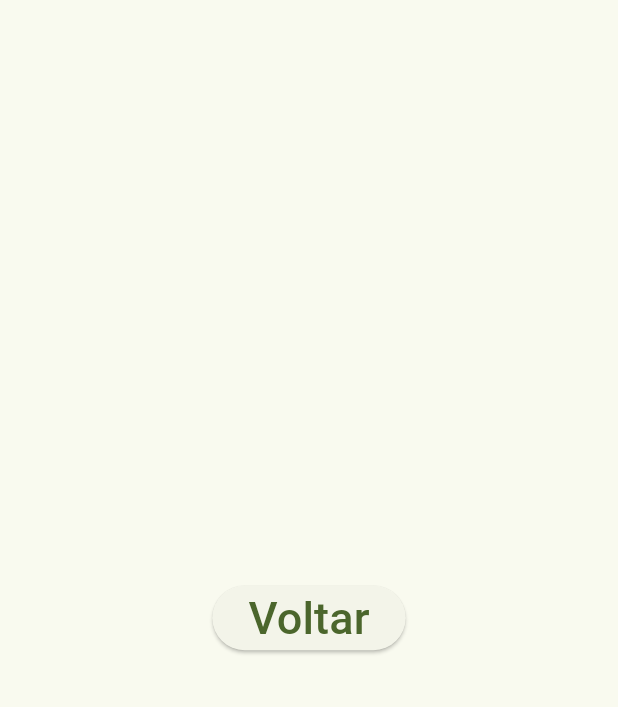
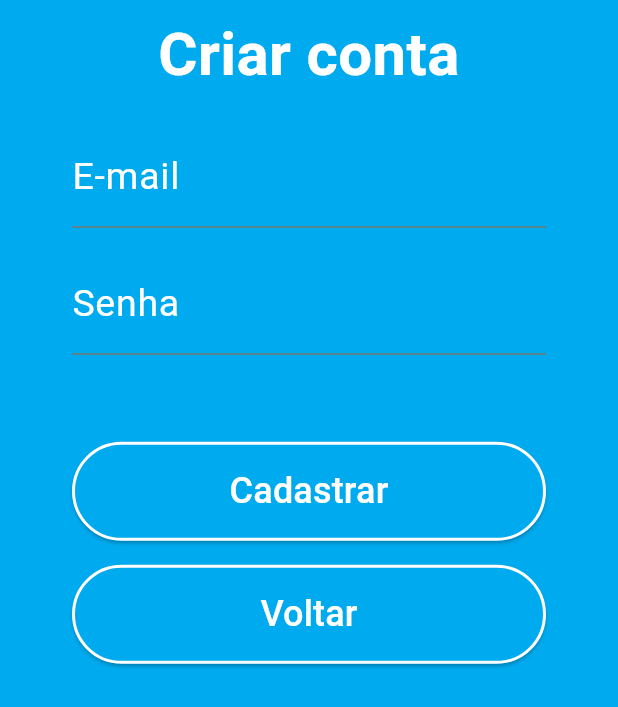
Before and after one commit to JulioAltenhofen/projeto_casa_arduino, a Flutter app: the Signup screen opened by its route, on a phone screen of 412 x 824 dp. Shown: the top 707 px of the screen. Run offline on Flutter 3.47's test engine with Material 2 defaults, Android fonts, the phone set to English and light mode, and no system bars.

Commit message:
Tela de login

```diff
--- a/lib/login.dart
+++ b/lib/login.dart
@@ -15,9 +15,9 @@ class Login extends StatelessWidget {
           mainAxisAlignment: MainAxisAlignment.center,
           children: [
             Padding(
-              padding: EdgeInsets.only(bottom: 48),
+              padding: EdgeInsets.only(bottom: 10),
               child: Text(
-                "Fazer Login",
+                "Fazer login",
                 textAlign: TextAlign.center,
                 style: TextStyle(
                   color: Colors.white,
@@ -30,7 +30,6 @@ class Login extends StatelessWidget {
               padding:
                   const EdgeInsets.symmetric(vertical: 8.0, horizontal: 40.0),
               child: TextField(
-                autofocus: true,
                 keyboardType: TextInputType.text,
                 style: TextStyle(color: Colors.white, fontSize: 20),
                 decoration: InputDecoration(
@@ -42,9 +41,8 @@ class Login extends StatelessWidget {
               ),
             ),
             Padding(
-              padding: const EdgeInsets.fromLTRB(40, 8, 40, 75),
+              padding: const EdgeInsets.fromLTRB(40, 8, 40, 50),
               child: TextField(
-                autofocus: true,
                 keyboardType: TextInputType.text,
                 obscureText: true,
                 style: TextStyle(
@@ -64,7 +62,7 @@ class Login extends StatelessWidget {
                   const EdgeInsets.symmetric(vertical: 8.0, horizontal: 40.0),
               child: ElevatedButton(
                 style: ElevatedButton.styleFrom(
-                  primary: Color.fromRGBO(0, 170, 238, 1),
+                  backgroundColor: Color.fromRGBO(0, 170, 238, 1),
                   side: BorderSide(width: 2, color: Colors.white),
                 ),
                 onPressed: () {
@@ -84,7 +82,7 @@ class Login extends StatelessWidget {
                   const EdgeInsets.symmetric(vertical: 8.0, horizontal: 40.0),
               child: ElevatedButton(
                 style: ElevatedButton.styleFrom(
-                  primary: Color.fromRGBO(0, 170, 238, 1),
+                  backgroundColor: Color.fromRGBO(0, 170, 238, 1),
                   side: BorderSide(width: 2, color: Colors.white),
                 ),
                 onPressed: () {
--- a/lib/main.dart
+++ b/lib/main.dart
@@ -92,7 +92,7 @@ class _MyHomePageState extends State<MyHomePage> {
                 child: Padding(
                   padding: const EdgeInsets.all(16.0),
                   child: Text(
-                    "Entrar",
+                    "Fazer login",
                     style: TextStyle(color: Colors.white, fontSize: 24),
                   ),
                 ),
@@ -112,7 +112,7 @@ class _MyHomePageState extends State<MyHomePage> {
                 child: Padding(
                   padding: const EdgeInsets.all(16.0),
                   child: Text(
-                    "Cadastre-se",
+                    "Criar conta",
                     style: TextStyle(color: Colors.white, fontSize: 24),
                   ),
                 ),
--- a/lib/signup.dart
+++ b/lib/signup.dart
@@ -3,17 +3,110 @@ import 'package:flutter/material.dart';
 class Signup extends StatelessWidget {
   const Signup({Key? key}) : super(key: key);
 
+  Widget constroiTelaCadastro(BuildContext context) {
+    return SingleChildScrollView(
+      child: Column(children: <Widget>[
+        Padding(
+          padding: const EdgeInsets.all(8.0),
+          child: Column(
+            crossAxisAlignment: CrossAxisAlignment.stretch,
+            mainAxisAlignment: MainAxisAlignment.center,
+            children: [
+              Padding(
+                padding: EdgeInsets.only(bottom: 10),
+                child: Text(
+                  "Criar conta",
+                  textAlign: TextAlign.center,
+                  style: TextStyle(
+                    color: Colors.white,
+                    fontSize: 40,
+                    fontWeight: FontWeight.w700,
+                  ),
+                ),
+              ),
+              Padding(
+                padding:
+                    const EdgeInsets.symmetric(vertical: 8.0, horizontal: 40.0),
+                child: TextField(
+                  keyboardType: TextInputType.text,
+                  style: TextStyle(color: Colors.white, fontSize: 20),
+                  decoration: InputDecoration(
+                    labelText: "E-mail",
+                    hintText: "exemplo@exemplo.com",
+                    labelStyle: TextStyle(
+                        color: Colors.white, fontSize: 25, height: 0.5),
+                  ),
+                ),
+              ),
+              Padding(
+                padding: const EdgeInsets.fromLTRB(40, 8, 40, 50),
+                child: TextField(
+                  keyboardType: TextInputType.text,
+                  obscureText: true,
+                  style: TextStyle(
+                    color: Colors.white,
+                    fontSize: 20,
+                  ),
+                  decoration: InputDecoration(
+                    labelText: "Senha",
+                    hintText: "**********",
+                    labelStyle: TextStyle(
+                        color: Colors.white, fontSize: 25, height: 0.5),
+                  ),
+                ),
+              ),
+              Padding(
+                padding:
+                    const EdgeInsets.symmetric(vertical: 8.0, horizontal: 40.0),
+                child: ElevatedButton(
+                  style: ElevatedButton.styleFrom(
+                    backgroundColor: Color.fromRGBO(0, 170, 238, 1),
+                    side: BorderSide(width: 2, color: Colors.white),
+                  ),
+                  onPressed: () {
+                    Navigator.of(context).pushReplacementNamed('/teste');
+                  },
+                  child: Padding(
+                    padding: const EdgeInsets.all(16.0),
+                    child: Text(
+                      "Cadastrar",
+                      style: TextStyle(color: Colors.white, fontSize: 24),
+                    ),
+                  ),
+                ),
+              ),
+              Padding(
+                padding:
+                    const EdgeInsets.symmetric(vertical: 8.0, horizontal: 40.0),
+                child: ElevatedButton(
+                  style: ElevatedButton.styleFrom(
+                    backgroundColor: Color.fromRGBO(0, 170, 238, 1),
+                    side: BorderSide(width: 2, color: Colors.white),
+                  ),
+                  onPressed: () {
+                    Navigator.of(context).pushReplacementNamed('/');
+                  },
+                  child: Padding(
+                    padding: const EdgeInsets.all(16.0),
+                    child: Text(
+                      "Voltar",
+                      style: TextStyle(color: Colors.white, fontSize: 24),
+                    ),
+                  ),
+                ),
+              ),
+            ],
+          ),
+        )
+      ]),
+    );
+  }
+
   @override
   Widget build(BuildContext context) {
     return Scaffold(
-      body: Center(
-        child: ElevatedButton(
-          onPressed: () {
-            Navigator.of(context).pushNamed('/home');
-          },
-          child: Text("Voltar", style: TextStyle(fontSize: 30)),
-        ),
-      ),
+      backgroundColor: Color.fromRGBO(0, 170, 238, 1),
+      body: constroiTelaCadastro(context),
     );
   }
 }
```
